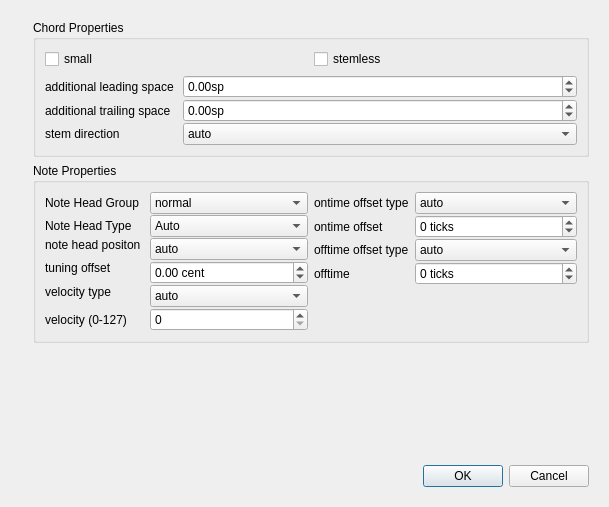
First picture: the form in mscore/mscore/chordproperties.ui, repository musescore/musescore-old, before the edit.
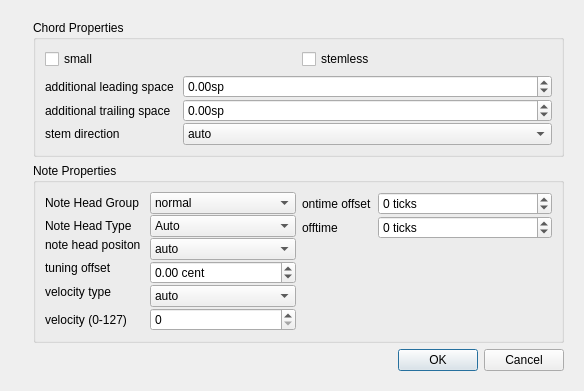
Second picture: the form after the edit. Icons and pictures are not drawn.

Diff of the .ui file:
```diff
--- a/mscore/mscore/chordproperties.ui
+++ b/mscore/mscore/chordproperties.ui
@@ -6,8 +6,8 @@
    <rect>
     <x>0</x>
     <y>0</y>
-    <width>609</width>
-    <height>507</height>
+    <width>584</width>
+    <height>375</height>
    </rect>
   </property>
   <property name="windowTitle">
@@ -434,45 +434,13 @@
               <number>1</number>
              </property>
              <item row="0" column="0">
-              <widget class="QLabel" name="label_9">
-               <property name="text">
-                <string>ontime offset type</string>
-               </property>
-              </widget>
-             </item>
-             <item row="0" column="1">
-              <widget class="QComboBox" name="_ontimeOffsetType">
-               <property name="sizePolicy">
-                <sizepolicy hsizetype="Expanding" vsizetype="Fixed">
-                 <horstretch>0</horstretch>
-                 <verstretch>0</verstretch>
-                </sizepolicy>
-               </property>
-               <item>
-                <property name="text">
-                 <string>auto</string>
-                </property>
-               </item>
-               <item>
-                <property name="text">
-                 <string>user</string>
-                </property>
-               </item>
-               <item>
-                <property name="text">
-                 <string>offset</string>
-                </property>
-               </item>
-              </widget>
-             </item>
-             <item row="1" column="0">
               <widget class="QLabel" name="label_10">
                <property name="text">
                 <string>ontime offset</string>
                </property>
               </widget>
              </item>
-             <item row="1" column="1">
+             <item row="0" column="1">
               <widget class="QSpinBox" name="ontimeOffset">
                <property name="sizePolicy">
                 <sizepolicy hsizetype="Expanding" vsizetype="Fixed">
@@ -491,46 +459,14 @@
                </property>
               </widget>
              </item>
-             <item row="2" column="0">
-              <widget class="QLabel" name="label_11">
-               <property name="text">
-                <string>offtime offset type</string>
-               </property>
-              </widget>
-             </item>
-             <item row="2" column="1">
-              <widget class="QComboBox" name="_offtimeOffsetType">
-               <property name="sizePolicy">
-                <sizepolicy hsizetype="Expanding" vsizetype="Fixed">
-                 <horstretch>0</horstretch>
-                 <verstretch>0</verstretch>
-                </sizepolicy>
-               </property>
-               <item>
-                <property name="text">
-                 <string>auto</string>
-                </property>
-               </item>
-               <item>
-                <property name="text">
-                 <string>user</string>
-                </property>
-               </item>
-               <item>
-                <property name="text">
-                 <string>offset</string>
-                </property>
-               </item>
-              </widget>
-             </item>
-             <item row="3" column="0">
+             <item row="1" column="0">
               <widget class="QLabel" name="label_12">
                <property name="text">
                 <string>offtime</string>
                </property>
               </widget>
              </item>
-             <item row="3" column="1">
+             <item row="1" column="1">
               <widget class="QSpinBox" name="offtimeOffset">
                <property name="sizePolicy">
                 <sizepolicy hsizetype="Expanding" vsizetype="Fixed">
```
